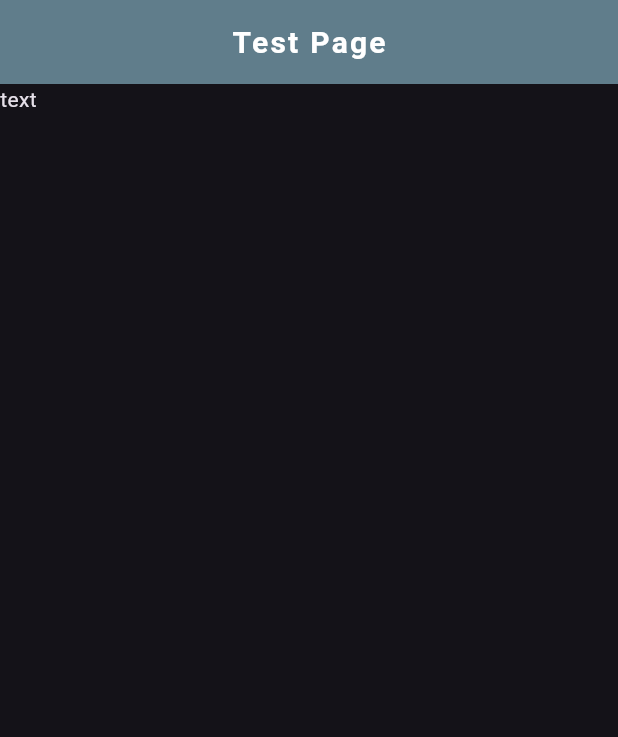
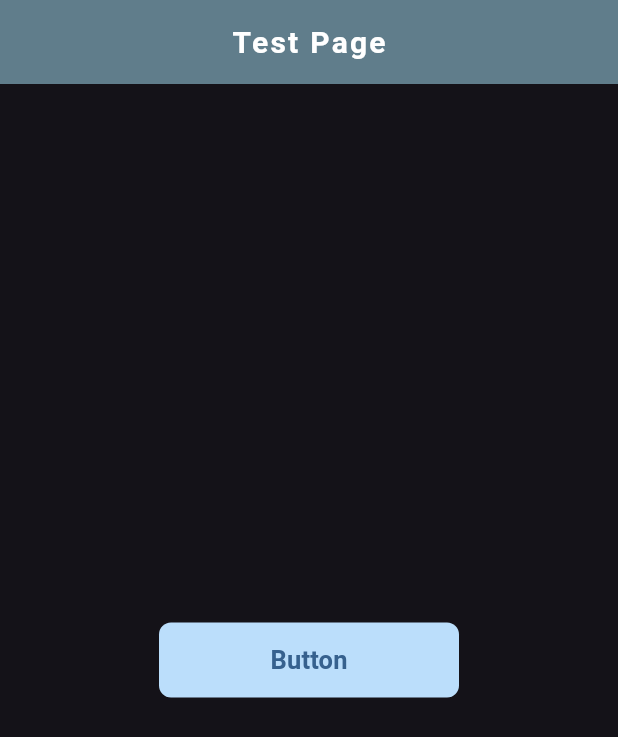
Before and after one commit to SinnedAngel/simply_pos, a Flutter app: the TestWidgetPage screen opened directly, on a phone screen of 412 x 824 dp. Shown: the top 737 px of the screen. Run offline on Flutter 3.47's test engine with Material 3 defaults, Android fonts, the phone set to English and light mode, and no system bars.

Commit message:
Add Primary Button

```diff
--- /dev/null
+++ b/lib/common/widget/buttons.dart
@@ -0,0 +1,32 @@
+import 'package:flutter/material.dart';
+import 'package:simply_pos/common/theme/pallete.dart';
+
+class PrimaryButton extends StatelessWidget {
+  final String buttonText;
+  const PrimaryButton({
+    super.key,
+    this.buttonText = '',
+  });
+
+  @override
+  Widget build(BuildContext context) {
+    return Container(
+      decoration: BoxDecoration(
+          borderRadius: BorderRadius.circular(8),
+          color: AppPallete.secondayColor),
+      child: ElevatedButton(
+        style: ElevatedButton.styleFrom(
+          fixedSize: const Size(200, 50),
+        ),
+        onPressed: () {},
+        child: Text(
+          buttonText,
+          style: const TextStyle(
+            fontSize: 17,
+            fontWeight: FontWeight.w600,
+          ),
+        ),
+      ),
+    );
+  }
+}
--- a/lib/main.dart
+++ b/lib/main.dart
@@ -1,11 +1,12 @@
 import 'package:flutter/material.dart';
 import 'package:simply_pos/common/theme/theme.dart';
+import 'package:simply_pos/login/presenter/login_page.dart';
 import 'package:simply_pos/splash/splash_page.dart';
 import 'package:simply_pos/test_widget_page.dart';
 
 void main() {
-  runApp(const SimplyApp());
-  // runApp(const PageBuilderApp());
+  // runApp(const SimplyApp());
+  runApp(const PageBuilderApp());
 }
 
 class SimplyApp extends StatelessWidget {
@@ -30,7 +31,7 @@
     return MaterialApp(
       title: 'Flutter Demo',
       theme: AppTheme.darkThemeMode,
-      home: const TestWidgetPage(), //LoginPage(),
+      home: const TestWidgetPage(),
     );
   }
 }
--- a/lib/test_widget_page.dart
+++ b/lib/test_widget_page.dart
@@ -1,4 +1,5 @@
 import 'package:flutter/material.dart';
+import 'package:simply_pos/common/widget/buttons.dart';
 
 class TestWidgetPage extends StatelessWidget {
   const TestWidgetPage({super.key});
@@ -9,7 +10,9 @@
       appBar: AppBar(
         title: const Text('Test Page'),
       ),
-      body: const Text('text'),
+      body: const Center(
+        child: PrimaryButton(buttonText: 'Button'),
+      ),
     );
   }
 }
```
